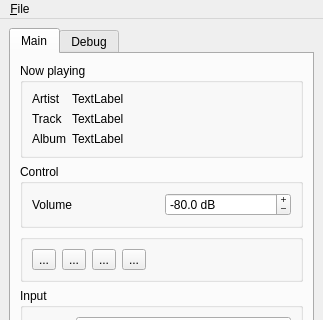
Above: pyyamamainwindow.ui from jaakkojulin/pyyama before the change; both pictures show x 0 to 323 and y 0 to 320 of the 323 by 522 pixel window. Below: the same form after it.
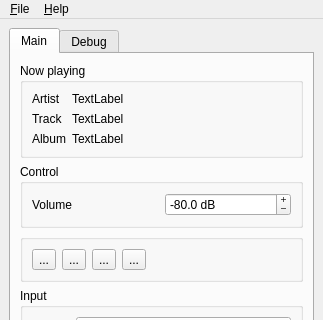
That is the form after the change. Icons and pictures are not drawn.

Commit message: Some renaming and about window added.

Patch:
```diff
--- a/pyyamamainwindow.ui
+++ b/pyyamamainwindow.ui
@@ -286,7 +286,14 @@
     </property>
     <addaction name="actionExit"/>
    </widget>
+   <widget class="QMenu" name="menuHelp">
+    <property name="title">
+     <string>&amp;Help</string>
+    </property>
+    <addaction name="actionAbout_PyYama"/>
+   </widget>
    <addaction name="menu_File"/>
+   <addaction name="menuHelp"/>
   </widget>
   <widget class="QStatusBar" name="statusbar"/>
   <action name="actionExit">
```
Left out of the diff: 5 changed lines with no effect on the pictures. The commit also changes 3 other files.
